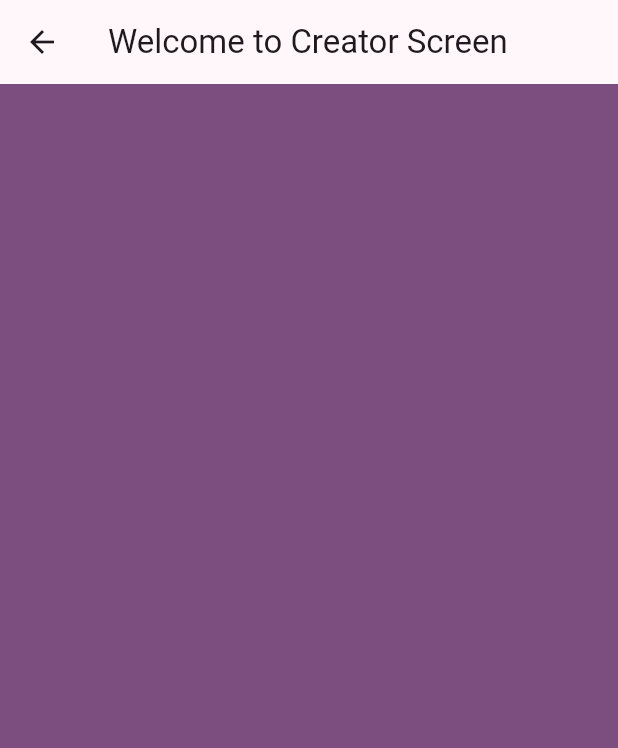
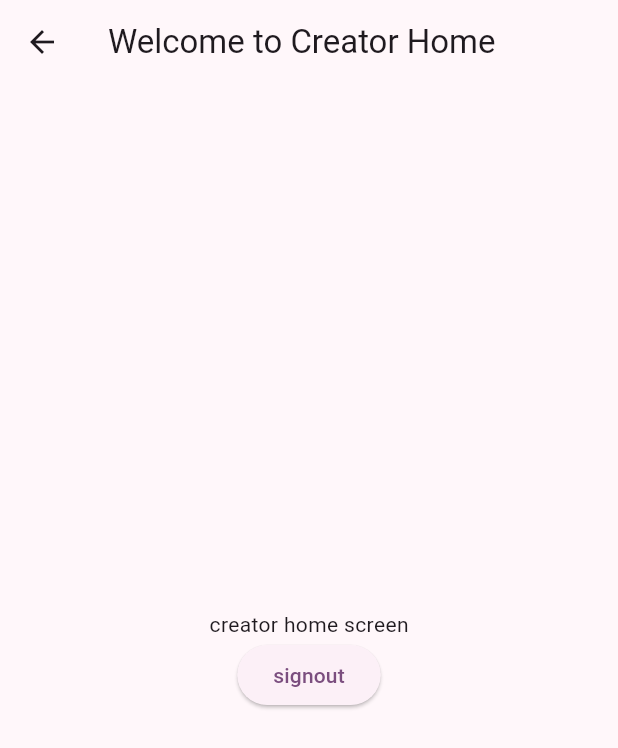
Before and after one commit to maniraj1234/zuggled, a Flutter app: the CreatorHomeView screen opened directly, on a phone screen of 412 x 824 dp. Shown: the top 748 px of the screen. Run offline on Flutter 3.47's test engine with Material 3 defaults, Android fonts, the phone set to English and light mode, and no system bars; our stand-ins replace cloud_firestore, country_code_picker, dio, firebase_auth, firebase_core, flutter_bloc and 3 more; missing offline and left inert: http_status_code, stream_video, stream_video_flutter; accounts and stored records are empty.

Commit message:
implemented role based login for creator and customer

```diff
--- a/frontend/lib/services/navigation/main_router.dart
+++ b/frontend/lib/services/navigation/main_router.dart
@@ -1,13 +1,16 @@
 import 'package:frontend/constants/route_names.dart';
-import 'package:frontend/services/authentication/register_view.dart';
-import 'package:frontend/services/authentication/register_view_model.dart';
+import 'package:frontend/services/user_registration/register_view.dart';
+import 'package:frontend/services/user_registration/register_view_model.dart';
+import 'package:frontend/services/auth_service/auth_repository.dart';
 import 'package:frontend/services/backend_test/view/backend_test_view.dart';
 import 'package:frontend/services/navigation/navigation_service.dart';
+import 'package:frontend/view_models/creator_home_vm.dart';
 import 'package:frontend/view_models/home_view_model.dart';
 import 'package:frontend/view_models/login_view_model.dart';
 import 'package:frontend/view_models/search_view_model.dart';
 import 'package:frontend/view_models/shell_view_model.dart';
 import 'package:frontend/view_models/sign_up_view_model.dart';
+import 'package:frontend/views/creator_view.dart';
 import 'package:frontend/views/search_view.dart';
 import 'package:frontend/views/shell_view.dart';
 import 'package:frontend/services/auth_service/auth_service.dart';
@@ -57,6 +60,11 @@ final GoRouter mainRouter = GoRouter(
     if (!isLoggedIn) {
       return '/login';
     } else {
+      final [_isRegistered, _userRole] =
+          await AuthRepository().checkIfUserRegisteredAndReturnRole();
+      if (_userRole == 'creator') {
+        return '/creator_home';
+      }
       return '/home';
     }
   },
@@ -163,7 +171,16 @@ final GoRouter mainRouter = GoRouter(
         ),
       ],
     ),
-
+    GoRoute(
+      path: '/creator_home',
+      name: RouteNames.creatorHome,
+      builder:
+          (context, state) => ChangeNotifierProvider<CreatorHomeViewModel>(
+            create:
+                (_) => CreatorHomeViewModel(context.read<NavigationService>()),
+            child: CreatorHomeView(),
+          ),
+    ),
     GoRoute(
       path: '/search_screen',
       name: RouteNames.searchScreen,
--- a/frontend/lib/services/authentication/register_view.dart
+++ b/frontend/lib/services/user_registration/register_view.dart
@@ -1,6 +1,6 @@
 import 'package:flutter/material.dart';
 import 'package:provider/provider.dart';
-import 'package:frontend/services/authentication/register_view_model.dart';
+import 'package:frontend/services/user_registration/register_view_model.dart';
 
 class RegisterView extends StatefulWidget {
   const RegisterView({super.key});
--- a/frontend/lib/services/authentication/register_view_model.dart
+++ b/frontend/lib/services/user_registration/register_view_model.dart
@@ -1,6 +1,6 @@
 import 'package:flutter/material.dart';
 import 'package:frontend/constants/route_names.dart';
-import 'package:frontend/services/authentication/register_repo.dart';
+import 'package:frontend/services/user_registration/register_repo.dart';
 import 'package:frontend/services/navigation/navigation_service.dart';
 
 class RegisterViewModel extends ChangeNotifier {
@@ -84,6 +84,10 @@ class RegisterViewModel extends ChangeNotifier {
             notifyListeners();
 
             ///TODO: Change the routing to role based
+            if (gender == 'creator') {
+              _navService.go(RouteNames.creatorHome);
+              return;
+            }
             _navService.go(RouteNames.consumerHome);
           });
     } catch (e) {
--- /dev/null
+++ b/frontend/lib/view_models/creator_home_vm.dart
@@ -0,0 +1,17 @@
+import 'package:flutter/material.dart';
+import 'package:frontend/constants/route_names.dart';
+import 'package:frontend/services/auth_service/auth_service.dart';
+import 'package:frontend/services/navigation/navigation_service.dart';
+
+class CreatorHomeViewModel extends ChangeNotifier {
+  CreatorHomeViewModel(this._navService);
+
+  final NavigationService _navService;
+  final _authService = AuthService();
+  void signout() async {
+    await _authService.signOut().then((_) {
+      _navService.go(RouteNames.login);
+      return;
+    });
+  }
+}
--- a/frontend/lib/views/creator_view.dart
+++ b/frontend/lib/views/creator_view.dart
@@ -1,14 +1,29 @@
 import 'package:flutter/material.dart';
+import 'package:frontend/view_models/creator_home_vm.dart';
+import 'package:provider/provider.dart';
 
 class CreatorHomeView extends StatelessWidget {
   const CreatorHomeView({super.key});
+
   @override
   Widget build(BuildContext context) {
+    final viewModel = Provider.of<CreatorHomeViewModel>(context, listen: false);
     return Scaffold(
-      appBar: AppBar(title: Text("Welcome to Creator Screen")),
-      body: Center(
-        child: Material(
-          child: Container(color: Theme.of(context).colorScheme.primary),
+      appBar: AppBar(title: Text("Welcome to Creator Home")),
+      body: Material(
+        child: Center(
+          child: Column(
+            mainAxisAlignment: MainAxisAlignment.center,
+            children: [
+              Text("creator home screen"),
+              ElevatedButton(
+                onPressed: () {
+                  viewModel.signout();
+                },
+                child: Text("signout"),
+              ),
+            ],
+          ),
         ),
       ),
     );
```
Also changed, not shown: frontend/lib/services/auth_service/auth_repository.dart (+9 -12 lines), frontend/lib/services/user_registration/register_repo.dart (renamed from frontend/lib/services/authentication/register_repo.dart, +5 -3 lines), frontend/lib/view_models/login_view_model.dart (+8 -5 lines).
